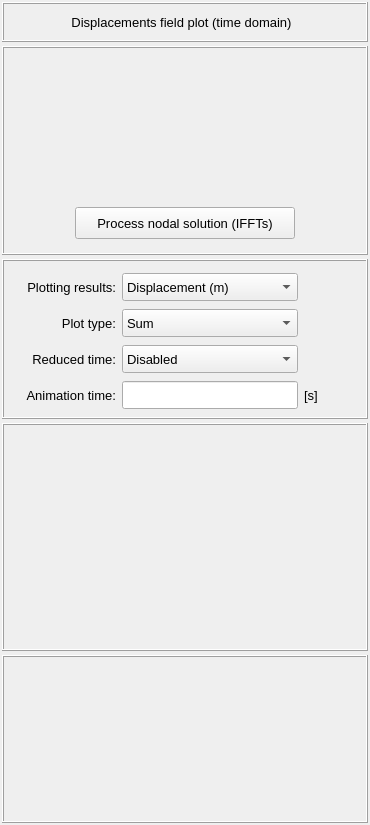
Old version of the form vibra/interface/data/ui_files/plots/structural/structural_nodal_solution_3d_plot_time_inputs.ui in the repository MOPT-UFSC/VIBRA.
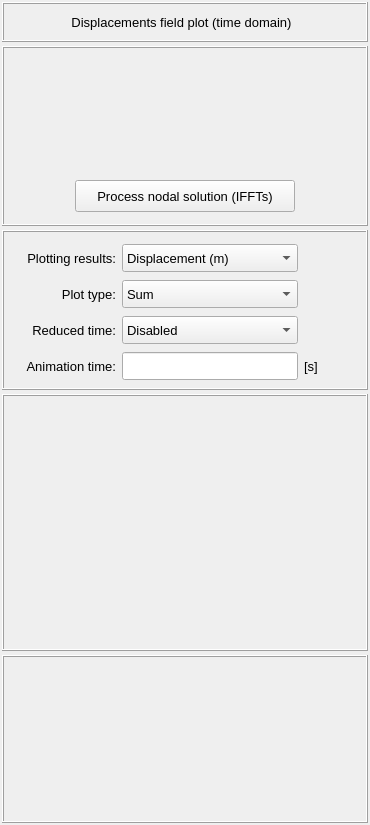
New version of the form.

```diff
--- a/vibra/interface/data/ui_files/plots/structural/structural_nodal_solution_3d_plot_time_inputs.ui
+++ b/vibra/interface/data/ui_files/plots/structural/structural_nodal_solution_3d_plot_time_inputs.ui
@@ -76,13 +76,13 @@
          <property name="minimumSize">
           <size>
            <width>0</width>
-           <height>140</height>
+           <height>180</height>
           </size>
          </property>
          <property name="maximumSize">
           <size>
            <width>16777215</width>
-           <height>16777215</height>
+           <height>180</height>
           </size>
          </property>
          <property name="sizeIncrement">
@@ -124,13 +124,13 @@
             <property name="minimumSize">
              <size>
               <width>0</width>
-              <height>52</height>
+              <height>48</height>
              </size>
             </property>
             <property name="maximumSize">
              <size>
               <width>16777215</width>
-              <height>52</height>
+              <height>48</height>
              </size>
             </property>
             <property name="frameShape">
```
